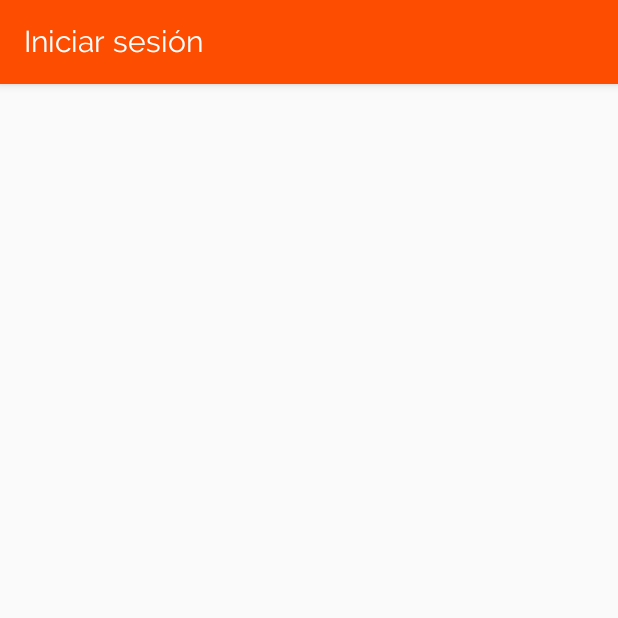
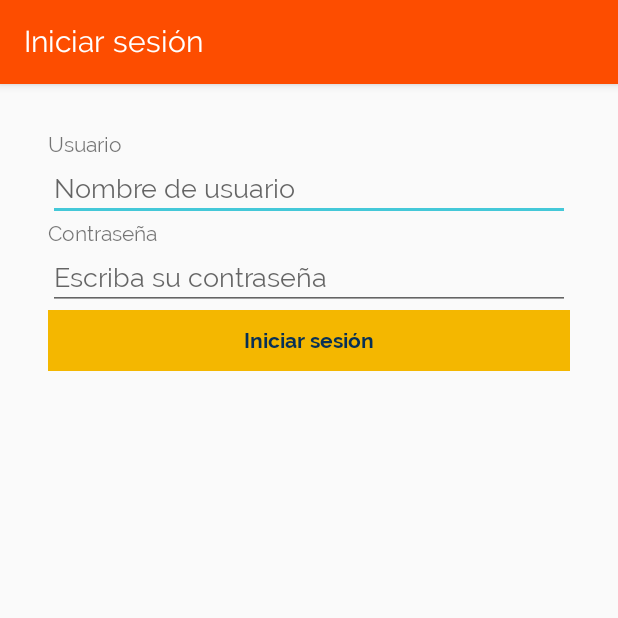
Before and after one commit to netfanely/AndroidTiendasPeruanas, an Android app: the InicioSesionActivity screen opened directly, with no data from a screen before it, on a phone screen of 412 x 824 dp, the top half of it. Run offline under Robolectric (Android 15) with nearby library versions, the phone set to English and light mode, and no system bars.

Commit message:
Add files via upload

```diff
--- a/app/src/main/res/layout/activity_inicio_sesion.xml
+++ b/app/src/main/res/layout/activity_inicio_sesion.xml
@@ -1,9 +1,31 @@
 <?xml version="1.0" encoding="utf-8"?>
-<android.support.constraint.ConstraintLayout xmlns:android="http://schemas.android.com/apk/res/android"
+<LinearLayout xmlns:android="http://schemas.android.com/apk/res/android"
     xmlns:app="http://schemas.android.com/apk/res-auto"
     xmlns:tools="http://schemas.android.com/tools"
     android:layout_width="match_parent"
     android:layout_height="match_parent"
+    android:orientation="vertical"
+    android:padding="@dimen/padding_ventana"
     tools:context=".InicioSesionActivity">
-
-</android.support.constraint.ConstraintLayout>
+    <TextView
+        android:layout_width="match_parent"
+        android:layout_height="wrap_content"
+        android:text="@string/usuario"/>
+    <EditText
+        android:layout_width="match_parent"
+        android:layout_height="wrap_content"
+        android:hint="@string/usuario_hint"/>
+    <TextView
+        android:layout_width="match_parent"
+        android:layout_height="wrap_content"
+        android:text="@string/contrasena"/>
+    <EditText
+        android:layout_width="match_parent"
+        android:layout_height="wrap_content"
+        android:hint="@string/contrasena_hint"/>
+    <Button
+        android:id="@+id/btnIniciarSesion"
+        android:layout_width="match_parent"
+        android:layout_height="wrap_content"
+        android:text="@string/iniciar_sesion"/>
+</LinearLayout>
--- a/app/src/main/res/layout/activity_splash.xml
+++ b/app/src/main/res/layout/activity_splash.xml
@@ -4,7 +4,7 @@
     xmlns:tools="http://schemas.android.com/tools"
     android:layout_width="match_parent"
     android:layout_height="match_parent"
-    android:background="@color/colorPrimary"
+    android:background="@drawable/fondo_splash"
     tools:context=".SplashActivity">
     <ImageView
         android:layout_width="wrap_content"
```
Also changed, not shown: app/src/main/res/layout/activity_acercade.xml (added, +50 -0 lines), app/src/main/res/layout/activity_ayuda.xml (added, +9 -0 lines), app/src/main/res/layout/activity_informacion.xml (added, +9 -0 lines).
